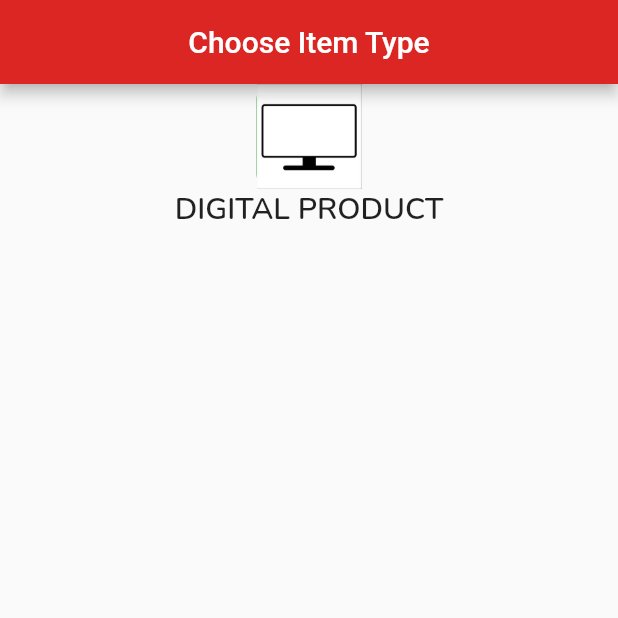
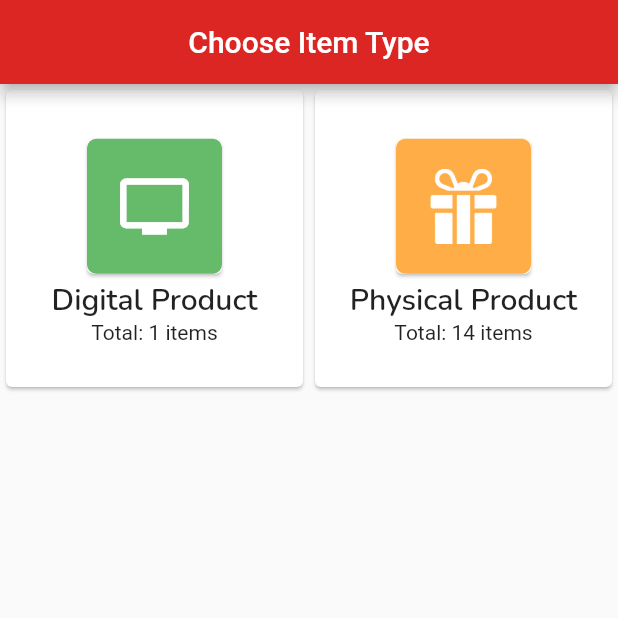
Before and after one commit to islammerajul/Red-Business, a Flutter app: the screen it shows after launch, on a phone screen of 412 x 824 dp, the top half of it. Run offline on Flutter 3.47's test engine with Material 2 defaults, Android fonts, the phone set to English and light mode, and no system bars; our stand-ins replace animated_bottom_navigation_bar, auto_size_text, flutter_slidable, google_fonts.

Commit message:
choose item type

```diff
--- a/lib/main.dart
+++ b/lib/main.dart
@@ -6,6 +6,7 @@ import 'package:red_business247/screens/main_screen.dart';
 import 'package:red_business247/screens/product_screen.dart';
 import 'package:red_business247/screens/profile&password_screen/change_password.dart';
 import 'package:red_business247/screens/profile&password_screen/edit_profile_screen.dart';
+import 'package:red_business247/screens/shop_management_screens/add_item/add_item_screen.dart';
 import 'package:red_business247/screens/shop_management_screens/add_item/choose_item_type.dart';
 import 'package:red_business247/screens/shop_management_screens/categories.dart';
 import 'package:red_business247/screens/shop_management_screens/category_item_edit.dart';
--- a/lib/screens/shop_management_screens/add_item/choose_item_type.dart
+++ b/lib/screens/shop_management_screens/add_item/choose_item_type.dart
@@ -1,5 +1,7 @@
 import 'package:flutter/material.dart';
+import 'package:red_business247/screens/shop_management_screens/add_item/add_item_screen.dart';
 import 'package:red_business247/utils/const.dart';
+import 'package:red_business247/widgets/item_type.dart';
 
 class ChooseItemType extends StatefulWidget {
   const ChooseItemType({Key? key}) : super(key: key);
@@ -18,32 +20,32 @@ class _ChooseItemTypeState extends State<ChooseItemType> {
         backgroundColor: Theme.of(context).primaryColor,
       ),
       body: Container(
+        height: double.infinity,
         width: double.infinity,
-        child: Column(
-          //crossAxisAlignment: CrossAxisAlignment.center,
-
+        child: GridView.count(
+          //scrollDirection: Axis.vertical,
+          crossAxisCount: 2,
           children: [
-            Column(
-              //mainAxisAlignment: MainAxisAlignment.center,
-              //crossAxisAlignment: CrossAxisAlignment.center,
-              children: [
-                Container(
-                  height: 70,
-                  width: 70,
-                  decoration: BoxDecoration(
-                    borderRadius: BorderRadius.circular(10),
-                    color: Colors.green,
-                  ),
-                  child: Image.asset(
-                    "assets/icons/monitor.jpg",
-                    fit: BoxFit.cover,
-                  ),
-                ),
-                Text(
-                  "DIGITAL PRODUCT",
-                  style: keywordTextStyle.copyWith(fontSize: 20),
-                ),
-              ],
+            ItemType(
+              title: 'Digital Product',
+              count: 'Total: 1 items',
+              color: Colors.green[400],
+              img: Icon(Icons.tv_outlined, size: 50.0, color: Colors.white),
+              onTap: () {
+                Navigator.of(context).push(
+                    MaterialPageRoute(builder: (context) => AddItemScreen()));
+              },
+            ),
+            ItemType(
+              title: 'Physical Product',
+              count: 'Total: 14 items',
+              color: Color(0xffffad46),
+              img: Image.asset("assets/icons/gift_box.png",
+                  width: 50, height: 50, color: Colors.white),
+              onTap: () {
+                Navigator.of(context).push(
+                    MaterialPageRoute(builder: (context) => AddItemScreen()));
+              },
             )
           ],
         ),
--- /dev/null
+++ b/lib/widgets/item_type.dart
@@ -0,0 +1,46 @@
+import 'package:flutter/material.dart';
+import 'package:red_business247/utils/const.dart';
+
+class ItemType extends StatefulWidget {
+  ItemType({Key? key, this.title, this.count, this.img, this.color, this.onTap})
+      : super(key: key);
+  String? title;
+  String? count;
+  Widget? img;
+  Color? color;
+  dynamic onTap;
+
+  @override
+  State<ItemType> createState() => _ItemTypeState();
+}
+
+class _ItemTypeState extends State<ItemType> {
+  @override
+  Widget build(BuildContext context) {
+    return InkWell(
+      onTap: widget.onTap,
+      child: Card(
+        child: Column(
+          mainAxisAlignment: MainAxisAlignment.center,
+          children: [
+            Card(
+                child: Container(
+                    padding: EdgeInsets.all(20),
+                    decoration: BoxDecoration(
+                      borderRadius: BorderRadius.circular(6),
+                      color: widget.color,
+                    ),
+                    child: widget.img!)),
+            Text(
+              widget.title!,
+              style: keywordTextStyle.copyWith(fontSize: 20),
+            ),
+            Text(
+              widget.count!,
+            ),
+          ],
+        ),
+      ),
+    );
+  }
+}
```
Also changed, not shown: lib/screens/shop_management_screens/add_item/add_item_screen.dart (added, +238 -0 lines), assets/icons/no_image_found.png (added).
